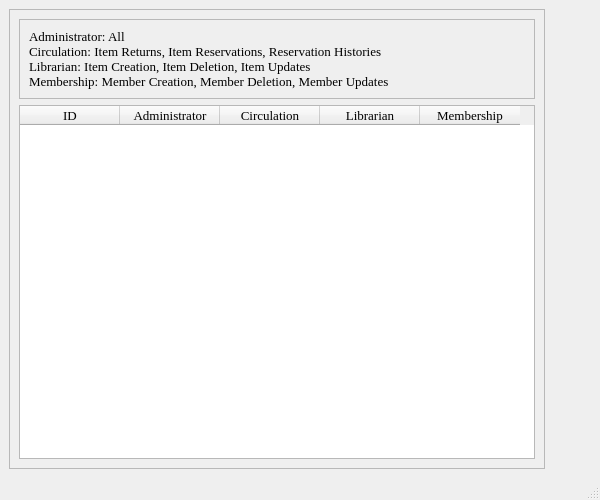
Above: adminsetup.ui from textbrowser/biblioteq before the change. Below: the same form after it.
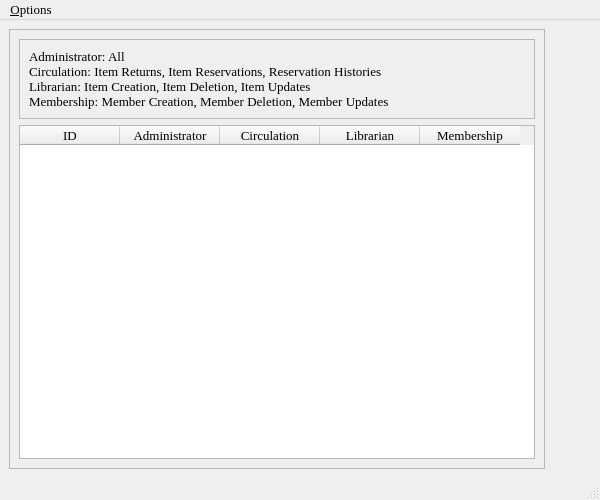
That is the form after the change. Icons and pictures are not drawn.

```diff
--- a/adminsetup.ui
+++ b/adminsetup.ui
@@ -46,6 +46,12 @@
          <layout class="QVBoxLayout" name="verticalLayout" >
           <item>
            <widget class="QLabel" name="label" >
+            <property name="font" >
+             <font>
+              <family>Times</family>
+              <pointsize>10</pointsize>
+             </font>
+            </property>
             <property name="text" >
              <string>Administrator: All
 Circulation: Item Returns, Item Reservations, Reservation Histories
@@ -273,6 +279,52 @@
    </layout>
   </widget>
   <widget class="QStatusBar" name="statusbar" />
+  <widget class="QMenuBar" name="menuBar" >
+   <property name="geometry" >
+    <rect>
+     <x>0</x>
+     <y>0</y>
+     <width>600</width>
+     <height>22</height>
+    </rect>
+   </property>
+   <property name="font" >
+    <font>
+     <family>Times</family>
+     <pointsize>10</pointsize>
+    </font>
+   </property>
+   <widget class="QMenu" name="menu_Options" >
+    <property name="font" >
+     <font>
+      <family>Times</family>
+      <pointsize>10</pointsize>
+     </font>
+    </property>
+    <property name="title" >
+     <string>&amp;Options</string>
+    </property>
+    <addaction name="action_Populate_Table_on_Display" />
+   </widget>
+   <addaction name="menu_Options" />
+  </widget>
+  <action name="action_Populate_Table_on_Display" >
+   <property name="checkable" >
+    <bool>true</bool>
+   </property>
+   <property name="checked" >
+    <bool>true</bool>
+   </property>
+   <property name="text" >
+    <string>&amp;Populate Table on Display</string>
+   </property>
+   <property name="font" >
+    <font>
+     <family>Times</family>
+     <pointsize>10</pointsize>
+    </font>
+   </property>
+  </action>
  </widget>
  <tabstops>
   <tabstop>table</tabstop>
```
Left out of the diff: 3 changed lines with no effect on the pictures.
